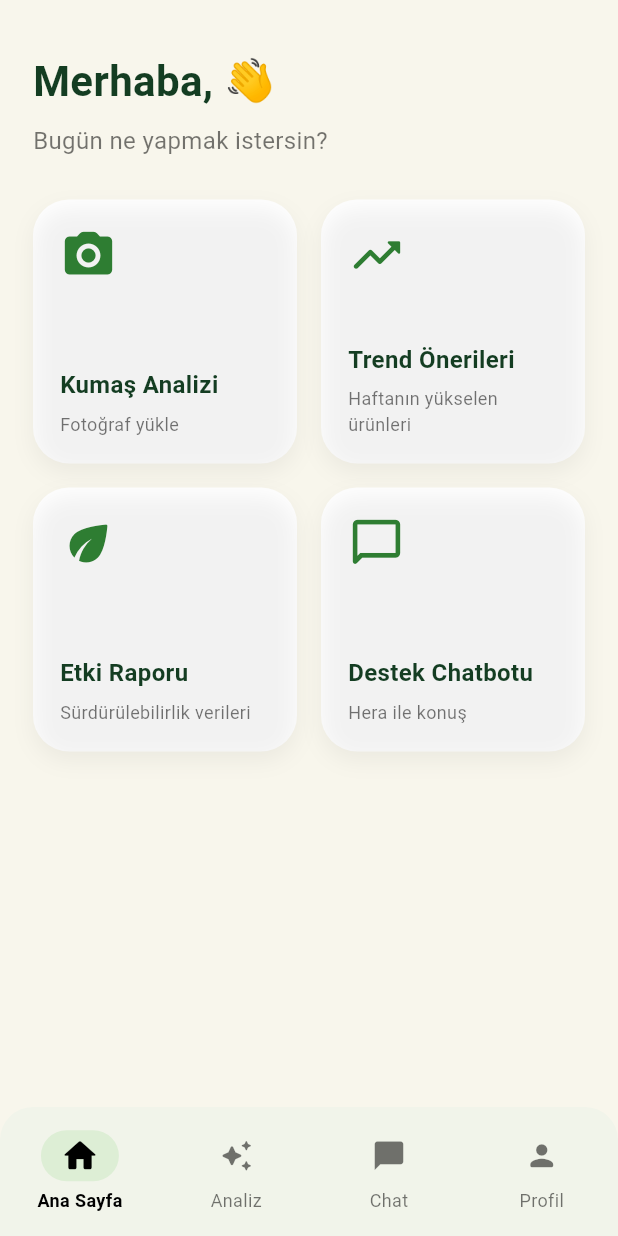
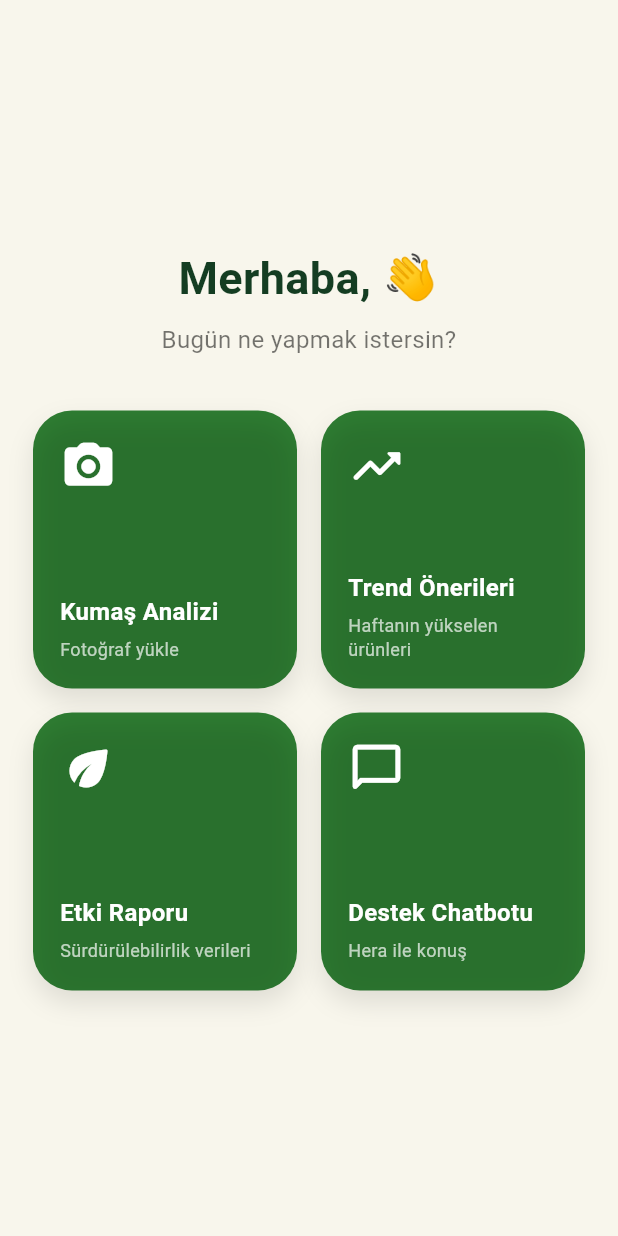
Before and after one commit to sinemsafak/hercycleapp, a Flutter app: the HomeScreen screen opened directly, on a phone screen of 412 x 824 dp. Run offline on Flutter 3.47's test engine with Material 3 defaults, Android fonts, the phone set to English and light mode, and no system bars; our stand-ins replace image_picker.

Commit message:
anysafa tasarım düzenlemesi

```diff
--- a/lib/screens/home_screen.dart
+++ b/lib/screens/home_screen.dart
@@ -4,108 +4,24 @@ import 'chatbot_screen.dart';
 import 'impact_screen.dart';
 import 'trend_screen.dart';
 
-class HomeScreen extends StatefulWidget {
+class HomeScreen extends StatelessWidget {
   const HomeScreen({super.key});
-
-  @override
-  State<HomeScreen> createState() => _HomeScreenState();
-}
-
-class _HomeScreenState extends State<HomeScreen> {
-  int selectedIndex = 0;
-
-  final List<Widget> pages = const [
-    _HomeContent(),
-    UploadScreen(),
-    ChatbotScreen(),
-    ImpactScreen(),
-  ];
-
-  final List<String> labels = const ['Ana Sayfa', 'Analiz', 'Chat', 'Profil'];
-
-  final List<IconData> icons = const [
-    Icons.home_rounded,
-    Icons.auto_awesome_rounded,
-    Icons.chat_bubble_rounded,
-    Icons.person_rounded,
-  ];
 
   @override
   Widget build(BuildContext context) {
     return Scaffold(
-      body: pages[selectedIndex],
-      bottomNavigationBar: Container(
-        height: 86,
-        decoration: const BoxDecoration(
-          color: Color(0xFFF1F4EA),
-          borderRadius: BorderRadius.vertical(top: Radius.circular(22)),
-        ),
-        child: Row(
-          mainAxisAlignment: MainAxisAlignment.spaceAround,
-          children: List.generate(icons.length, (index) {
-            final bool isSelected = selectedIndex == index;
-
-            return GestureDetector(
-              onTap: () {
-                setState(() {
-                  selectedIndex = index;
-                });
-              },
-              child: Column(
-                mainAxisAlignment: MainAxisAlignment.center,
-                children: [
-                  Container(
-                    width: 52,
-                    height: 34,
-                    decoration: BoxDecoration(
-                      color: isSelected
-                          ? const Color(0xFFDDEED5)
-                          : Colors.transparent,
-                      borderRadius: BorderRadius.circular(22),
-                    ),
-                    child: Icon(
-                      icons[index],
-                      color: isSelected ? Colors.black : Colors.black54,
-                      size: isSelected ? 27 : 23,
-                    ),
-                  ),
-                  const SizedBox(height: 4),
-                  Text(
-                    labels[index],
-                    style: TextStyle(
-                      fontSize: 12,
-                      color: isSelected ? Colors.black : Colors.black54,
-                      fontWeight: isSelected
-                          ? FontWeight.bold
-                          : FontWeight.normal,
-                    ),
-                  ),
-                ],
-              ),
-            );
-          }),
-        ),
-      ),
-    );
-  }
-}
-
-class _HomeContent extends StatelessWidget {
-  const _HomeContent();
-
-  @override
-  Widget build(BuildContext context) {
-    return SafeArea(
-      child: Padding(
+      body: SafeArea(
+        child: Center(
+          child: SingleChildScrollView(
             padding: const EdgeInsets.all(22),
             child: Column(
-          crossAxisAlignment: CrossAxisAlignment.start,
+              mainAxisSize: MainAxisSize.min,
               children: [
-            const SizedBox(height: 12),
                 const Text(
                   'Merhaba, 👋',
+                  textAlign: TextAlign.center,
                   style: TextStyle(
-                fontSize: 28,
+                    fontSize: 30,
                     fontWeight: FontWeight.bold,
                     color: Color(0xFF143D22),
                   ),
@@ -113,14 +29,21 @@ class _HomeContent extends StatelessWidget {
                 const SizedBox(height: 8),
                 const Text(
                   'Bugün ne yapmak istersin?',
-              style: TextStyle(fontSize: 16, color: Colors.black54),
+                  textAlign: TextAlign.center,
+                  style: TextStyle(
+                    fontSize: 16,
+                    color: Colors.black54,
                   ),
-            const SizedBox(height: 28),
-            Expanded(
-              child: GridView.count(
+                ),
+                const SizedBox(height: 36),
+
+                GridView.count(
+                  shrinkWrap: true,
+                  physics: const NeverScrollableScrollPhysics(),
                   crossAxisCount: 2,
                   crossAxisSpacing: 16,
                   mainAxisSpacing: 16,
+                  childAspectRatio: 0.95,
                   children: [
                     _HomeCard(
                       title: 'Kumaş Analizi',
@@ -129,7 +52,9 @@ class _HomeContent extends StatelessWidget {
                       onTap: () {
                         Navigator.push(
                           context,
-                        MaterialPageRoute(builder: (_) => const UploadScreen()),
+                          MaterialPageRoute(
+                            builder: (_) => const UploadScreen(),
+                          ),
                         );
                       },
                     ),
@@ -140,7 +65,9 @@ class _HomeContent extends StatelessWidget {
                       onTap: () {
                         Navigator.push(
                           context,
-                        MaterialPageRoute(builder: (_) => const TrendScreen()),
+                          MaterialPageRoute(
+                            builder: (_) => const TrendScreen(),
+                          ),
                         );
                       },
                     ),
@@ -151,7 +78,9 @@ class _HomeContent extends StatelessWidget {
                       onTap: () {
                         Navigator.push(
                           context,
-                        MaterialPageRoute(builder: (_) => const ImpactScreen()),
+                          MaterialPageRoute(
+                            builder: (_) => const ImpactScreen(),
+                          ),
                         );
                       },
                     ),
@@ -170,8 +99,9 @@ class _HomeContent extends StatelessWidget {
                     ),
                   ],
                 ),
+              ],
             ),
-          ],
+          ),
         ),
       ),
     );
@@ -194,40 +124,48 @@ class _HomeCard extends StatelessWidget {
   @override
   Widget build(BuildContext context) {
     return Material(
-      color: Colors.white,
-      borderRadius: BorderRadius.circular(24),
+      color: const Color(0xFF2E7D32),
+      borderRadius: BorderRadius.circular(26),
       child: InkWell(
-        borderRadius: BorderRadius.circular(24),
+        borderRadius: BorderRadius.circular(26),
         onTap: onTap,
         child: Container(
           padding: const EdgeInsets.all(18),
           decoration: BoxDecoration(
-            borderRadius: BorderRadius.circular(24),
+            borderRadius: BorderRadius.circular(26),
             boxShadow: [
               BoxShadow(
-                color: Colors.black.withOpacity(0.05),
-                blurRadius: 12,
-                offset: const Offset(0, 6),
+                color: Colors.black.withOpacity(0.10),
+                blurRadius: 14,
+                offset: const Offset(0, 8),
               ),
             ],
           ),
           child: Column(
             crossAxisAlignment: CrossAxisAlignment.start,
             children: [
-              Icon(icon, size: 38, color: const Color(0xFF2E7D32)),
+              Icon(
+                icon,
+                size: 38,
+                color: Colors.white,
+              ),
               const Spacer(),
               Text(
                 title,
                 style: const TextStyle(
                   fontSize: 16,
                   fontWeight: FontWeight.bold,
-                  color: Color(0xFF143D22),
+                  color: Colors.white,
                 ),
               ),
               const SizedBox(height: 6),
               Text(
                 subtitle,
-                style: const TextStyle(fontSize: 12, color: Colors.black54),
+                style: const TextStyle(
+                  fontSize: 12,
+                  color: Colors.white70,
+                  height: 1.3,
+                ),
               ),
             ],
           ),
```
Lines whose indentation alone changed are shown as unchanged.
